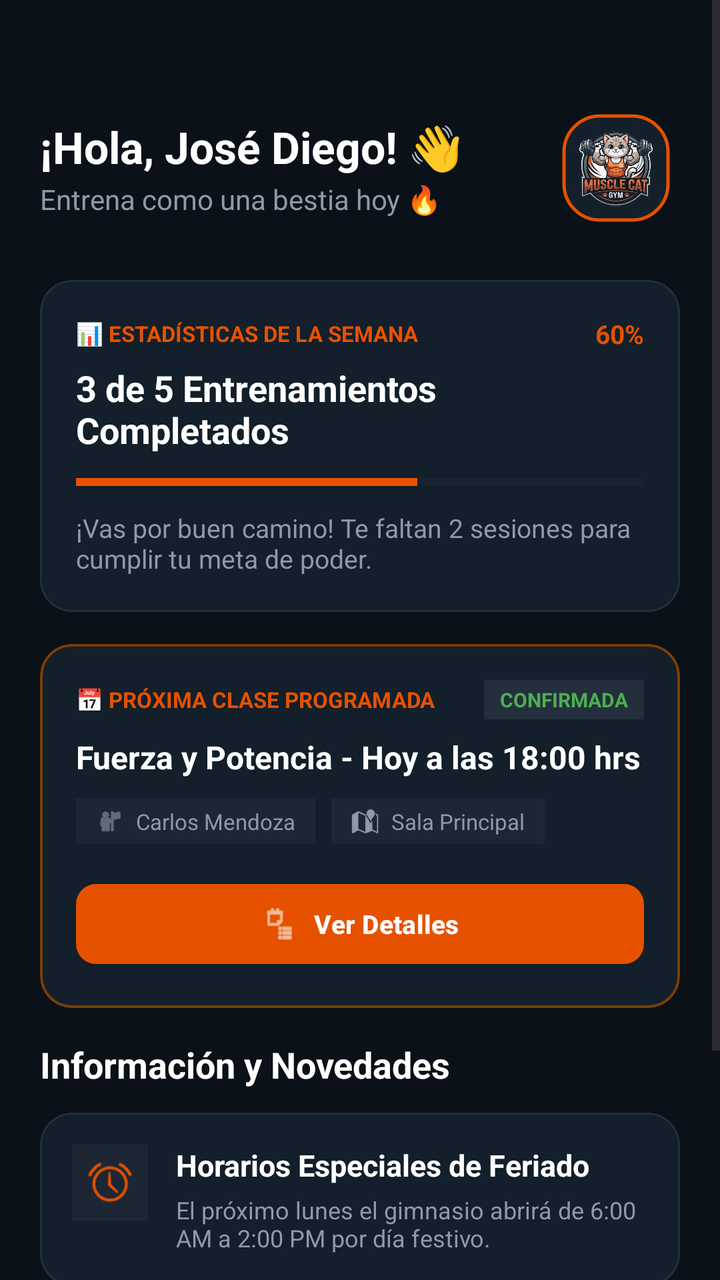
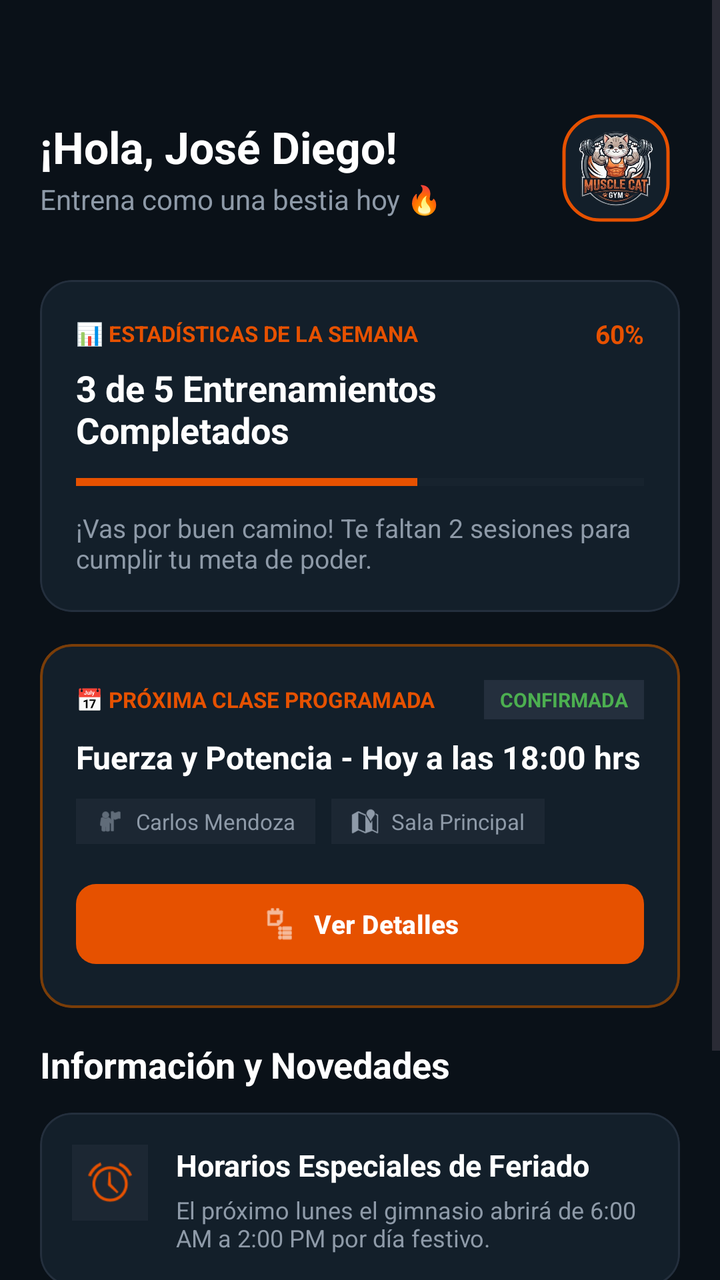

Screens rendered from an Android XML layout before and after an edit, with the pre-edit source and the edit as a unified diff.
<!-- AndroidManifest.xml: application theme Theme.Gym -->
<!-- res/layout/fragment_home.xml -->
<?xml version="1.0" encoding="utf-8"?>
<ScrollView xmlns:android="http://schemas.android.com/apk/res/android"
    xmlns:app="http://schemas.android.com/apk/res-auto"
    android:layout_width="match_parent"
    android:layout_height="match_parent"
    android:background="#0A1118"
    android:fillViewport="true">

    <LinearLayout
        android:layout_width="match_parent"
        android:layout_height="wrap_content"
        android:orientation="vertical"
        android:paddingTop="40dp"
        android:paddingBottom="24dp">

        
        <LinearLayout
            android:layout_width="match_parent"
            android:layout_height="wrap_content"
            android:gravity="center_vertical"
            android:orientation="horizontal"
            android:paddingHorizontal="20dp"
            android:paddingVertical="12dp">

            <LinearLayout
                android:layout_width="0dp"
                android:layout_height="wrap_content"
                android:layout_weight="1"
                android:orientation="vertical">

                <TextView
                    android:layout_width="wrap_content"
                    android:layout_height="wrap_content"
                    android:text="¡Hola, José Diego! 👋"
                    android:textColor="#FFFFFF"
                    android:textSize="22sp"
                    android:textStyle="bold" />

                <TextView
                    android:layout_width="wrap_content"
                    android:layout_height="wrap_content"
                    android:layout_marginTop="2dp"
                    android:text="Entrena como una bestia hoy 🔥"
                    android:textColor="#8E9AA8"
                    android:textSize="14sp" />
            </LinearLayout>

            
            <com.google.android.material.imageview.ShapeableImageView
                android:layout_width="64dp"
                android:layout_height="64dp"
                android:background="#131F2A"
                android:padding="6dp"
                android:scaleType="centerCrop"
                android:src="@drawable/muscle_cat_logo"
                app:shapeAppearanceOverlay="@style/ShapeAppearanceOverlay.MaterialComponents.MaterialCalendar.Day"
                app:strokeColor="#E65100"
                app:strokeWidth="1.5dp" />
        </LinearLayout>

        
        <com.google.android.material.card.MaterialCardView
            android:layout_width="match_parent"
            android:layout_height="wrap_content"
            android:layout_marginHorizontal="20dp"
            android:layout_marginTop="12dp"
            android:layout_marginBottom="16dp"
            app:cardBackgroundColor="#131F2A"
            app:cardCornerRadius="16dp"
            app:cardElevation="0dp"
            app:strokeColor="#242F3D"
            app:strokeWidth="1dp">

            <LinearLayout
                android:layout_width="match_parent"
                android:layout_height="wrap_content"
                android:orientation="vertical"
                android:padding="18dp">

                <LinearLayout
                    android:layout_width="match_parent"
                    android:layout_height="wrap_content"
                    android:gravity="center_vertical"
                    android:orientation="horizontal">

                    <TextView
                        android:layout_width="0dp"
                        android:layout_height="wrap_content"
                        android:layout_weight="1"
                        android:text="📊 ESTADÍSTICAS DE LA SEMANA"
                        android:textColor="#E65100"
                        android:textSize="11sp"
                        android:textStyle="bold" />

                    <TextView
                        android:layout_width="wrap_content"
                        android:layout_height="wrap_content"
                        android:text="60%"
                        android:textColor="#E65100"
                        android:textSize="13sp"
                        android:textStyle="bold" />
                </LinearLayout>

                <TextView
                    android:layout_width="wrap_content"
                    android:layout_height="wrap_content"
                    android:layout_marginTop="6dp"
                    android:text="3 de 5 Entrenamientos Completados"
                    android:textColor="#FFFFFF"
                    android:textSize="18sp"
                    android:textStyle="bold" />

                
                <ProgressBar
                    style="?android:attr/progressBarStyleHorizontal"
                    android:layout_width="match_parent"
                    android:layout_height="8dp"
                    android:layout_marginTop="10dp"
                    android:max="5"
                    android:progress="3"
                    android:progressBackgroundTint="#242F3D"
                    android:progressTint="#E65100" />

                <TextView
                    android:layout_width="wrap_content"
                    android:layout_height="wrap_content"
                    android:layout_marginTop="10dp"
                    android:text="¡Vas por buen camino! Te faltan 2 sesiones para cumplir tu meta de poder."
                    android:textColor="#8E9AA8"
                    android:textSize="13sp" />
            </LinearLayout>
        </com.google.android.material.card.MaterialCardView>

        
        <com.google.android.material.card.MaterialCardView
            android:layout_width="match_parent"
            android:layout_height="wrap_content"
            android:layout_marginHorizontal="20dp"
            android:layout_marginBottom="16dp"
            app:cardBackgroundColor="#131F2A"
            app:cardCornerRadius="16dp"
            app:cardElevation="0dp"
            app:strokeColor="#7A3D08"
            app:strokeWidth="1.2dp">

            <LinearLayout
                android:layout_width="match_parent"
                android:layout_height="wrap_content"
                android:orientation="vertical"
                android:padding="18dp">

                <LinearLayout
                    android:layout_width="match_parent"
                    android:layout_height="wrap_content"
                    android:gravity="center_vertical"
                    android:orientation="horizontal">

                    <TextView
                        android:layout_width="0dp"
                        android:layout_height="wrap_content"
                        android:layout_weight="1"
                        android:text="📅 PRÓXIMA CLASE PROGRAMADA"
                        android:textColor="#E65100"
                        android:textSize="11sp"
                        android:textStyle="bold" />

                    <TextView
                        android:layout_width="wrap_content"
                        android:layout_height="wrap_content"
                        android:background="#242F3D"
                        android:paddingHorizontal="8dp"
                        android:paddingVertical="3dp"
                        android:text="CONFIRMADA"
                        android:textColor="#4CAF50"
                        android:textSize="10sp"
                        android:textStyle="bold" />
                </LinearLayout>

                <TextView
                    android:layout_width="wrap_content"
                    android:layout_height="wrap_content"
                    android:layout_marginTop="8dp"
                    android:text="Fuerza y Potencia - Hoy a las 18:00 hrs"
                    android:textColor="#FFFFFF"
                    android:textSize="16sp"
                    android:textStyle="bold" />

                
                <LinearLayout
                    android:layout_width="match_parent"
                    android:layout_height="wrap_content"
                    android:layout_marginTop="10dp"
                    android:layout_marginBottom="16dp"
                    android:orientation="horizontal">

                    <LinearLayout
                        android:layout_width="wrap_content"
                        android:layout_height="wrap_content"
                        android:layout_marginEnd="8dp"
                        android:background="#1C2733"
                        android:gravity="center_vertical"
                        android:orientation="horizontal"
                        android:paddingHorizontal="10dp"
                        android:paddingVertical="4dp">

                        <ImageView
                            android:layout_width="14dp"
                            android:layout_height="14dp"
                            android:src="@android:drawable/ic_menu_myplaces"
                            app:tint="#8E9AA8" />

                        <TextView
                            android:layout_width="wrap_content"
                            android:layout_height="wrap_content"
                            android:layout_marginStart="6dp"
                            android:text="Carlos Mendoza"
                            android:textColor="#8E9AA8"
                            android:textSize="11sp" />
                    </LinearLayout>

                    <LinearLayout
                        android:layout_width="wrap_content"
                        android:layout_height="wrap_content"
                        android:background="#1C2733"
                        android:gravity="center_vertical"
                        android:orientation="horizontal"
                        android:paddingHorizontal="10dp"
                        android:paddingVertical="4dp">

                        <ImageView
                            android:layout_width="14dp"
                            android:layout_height="14dp"
                            android:src="@android:drawable/ic_dialog_map"
                            app:tint="#8E9AA8" />

                        <TextView
                            android:layout_width="wrap_content"
                            android:layout_height="wrap_content"
                            android:layout_marginStart="6dp"
                            android:text="Sala Principal"
                            android:textColor="#8E9AA8"
                            android:textSize="11sp" />
                    </LinearLayout>
                </LinearLayout>

                <com.google.android.material.button.MaterialButton
                    android:id="@+id/btnVerDetallesClase"
                    android:layout_width="match_parent"
                    android:layout_height="48dp"
                    android:text="Ver Detalles"
                    android:textColor="#FFFFFF"
                    android:textSize="13sp"
                    android:textStyle="bold"
                    app:backgroundTint="#E65100"
                    app:cornerRadius="10dp"
                    app:icon="@android:drawable/ic_menu_agenda"
                    app:iconGravity="textStart"
                    app:iconTint="#FFFFFF" />
            </LinearLayout>
        </com.google.android.material.card.MaterialCardView>

        
        <LinearLayout
            android:layout_width="match_parent"
            android:layout_height="wrap_content"
            android:orientation="vertical"
            android:paddingHorizontal="20dp">

            <TextView
                android:layout_width="wrap_content"
                android:layout_height="wrap_content"
                android:layout_marginBottom="12dp"
                android:text="Información y Novedades"
                android:textColor="#FFFFFF"
                android:textSize="18sp"
                android:textStyle="bold" />

            
            <com.google.android.material.card.MaterialCardView
                android:layout_width="match_parent"
                android:layout_height="wrap_content"
                android:layout_marginBottom="12dp"
                app:cardBackgroundColor="#131F2A"
                app:cardCornerRadius="16dp"
                app:cardElevation="0dp"
                app:strokeColor="#242F3D"
                app:strokeWidth="1dp">

                <LinearLayout
                    android:layout_width="match_parent"
                    android:layout_height="wrap_content"
                    android:orientation="horizontal"
                    android:padding="16dp">

                    <ImageView
                        android:layout_width="38dp"
                        android:layout_height="38dp"
                        android:layout_marginEnd="14dp"
                        android:background="#1C2733"
                        android:padding="8dp"
                        android:src="@android:drawable/ic_lock_idle_alarm"
                        app:tint="#E65100" />

                    <LinearLayout
                        android:layout_width="0dp"
                        android:layout_height="wrap_content"
                        android:layout_weight="1"
                        android:orientation="vertical">

                        <TextView
                            android:layout_width="wrap_content"
                            android:layout_height="wrap_content"
                            android:text="Horarios Especiales de Feriado"
                            android:textColor="#FFFFFF"
                            android:textSize="15sp"
                            android:textStyle="bold" />

                        <TextView
                            android:layout_width="wrap_content"
                            android:layout_height="wrap_content"
                            android:layout_marginTop="4dp"
                            android:text="El próximo lunes el gimnasio abrirá de 6:00 AM a 2:00 PM por día festivo."
                            android:textColor="#8E9AA8"
                            android:textSize="12sp" />
                    </LinearLayout>
                </LinearLayout>
            </com.google.android.material.card.MaterialCardView>

            
            <com.google.android.material.card.MaterialCardView
                android:layout_width="match_parent"
                android:layout_height="wrap_content"
                app:cardBackgroundColor="#131F2A"
                app:cardCornerRadius="16dp"
                app:cardElevation="0dp"
                app:strokeColor="#242F3D"
                app:strokeWidth="1dp">

                <LinearLayout
                    android:layout_width="match_parent"
                    android:layout_height="wrap_content"
                    android:orientation="horizontal"
                    android:padding="16dp">

                    <ImageView
                        android:layout_width="38dp"
                        android:layout_height="38dp"
                        android:layout_marginEnd="14dp"
                        android:background="#1C2733"
                        android:padding="8dp"
                        android:src="@android:drawable/btn_star_big_on"
                        app:tint="#E65100" />

                    <LinearLayout
                        android:layout_width="0dp"
                        android:layout_height="wrap_content"
                        android:layout_weight="1"
                        android:orientation="vertical">

                        <TextView
                            android:layout_width="wrap_content"
                            android:layout_height="wrap_content"
                            android:text="Tip del Día de Muscle Cat"
                            android:textColor="#FFFFFF"
                            android:textSize="15sp"
                            android:textStyle="bold" />

                        <TextView
                            android:layout_width="wrap_content"
                            android:layout_height="wrap_content"
                            android:layout_marginTop="4dp"
                            android:text="La constancia construye músculo. Mantén buena hidratación y técnica impecable en cada serie."
                            android:textColor="#8E9AA8"
                            android:textSize="12sp" />
                    </LinearLayout>
                </LinearLayout>
            </com.google.android.material.card.MaterialCardView>

        </LinearLayout>

    </LinearLayout>
</ScrollView>
<!-- resources referenced by this layout -->
<resources>
  <!-- drawable muscle_cat_logo: png bitmap (drawable, 176794 bytes) -->
  <style name="Theme.Gym" parent="Base.Theme.Gym" />
  <style name="Base.Theme.Gym" parent="Theme.Material3.DayNight.NoActionBar">
          
          
      </style>
</resources>

<!-- the commit's change to res/layout/fragment_home.xml (unified diff, before → after) -->
@@ -31,7 +31,7 @@
                 <TextView
                     android:layout_width="wrap_content"
                     android:layout_height="wrap_content"
-                    android:text="¡Hola, José Diego! 👋"
+                    android:text="¡Hola, José Diego!"
                     android:textColor="#FFFFFF"
                     android:textSize="22sp"
                     android:textStyle="bold" />
